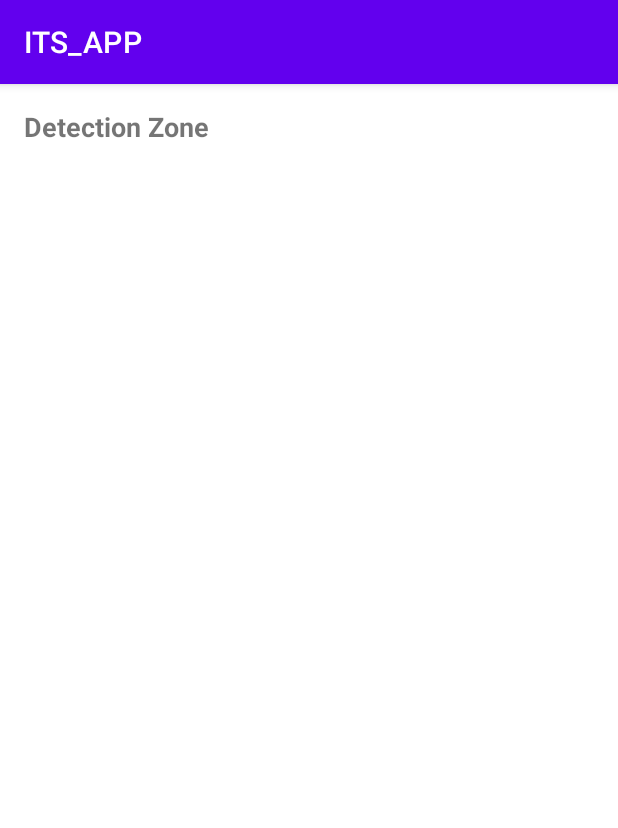
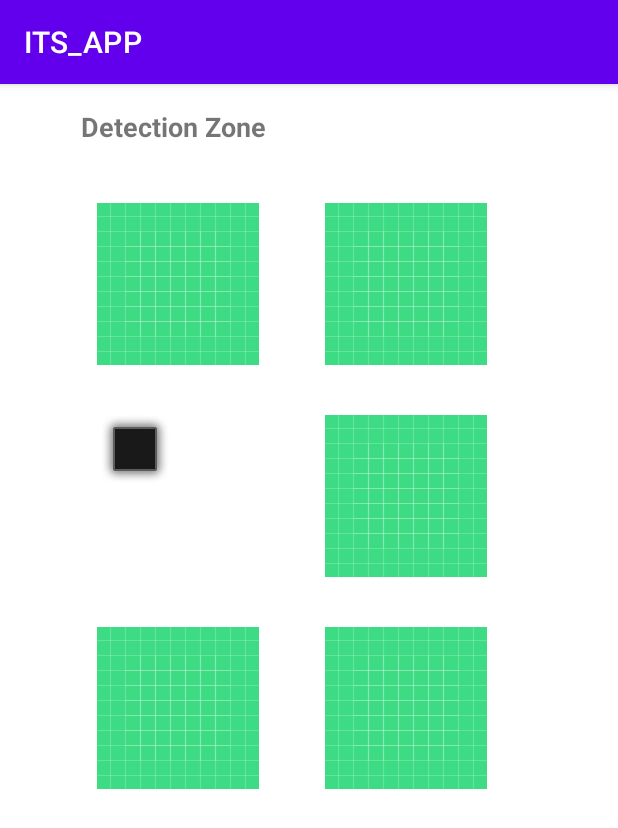
Before and after one commit to Martelao703/Traffic_Signs_Android_App, an Android app: the screen it shows after launch (MainActivity), on a phone screen of 412 x 824 dp. Shown: the top 828 px of the screen. Run offline under Robolectric (Android 15) with nearby library versions, the phone set to English and light mode, and no system bars.

Commit message:
start of images

```diff
--- a/app/src/main/java/com/example/its_app/MainActivity.java
+++ b/app/src/main/java/com/example/its_app/MainActivity.java
@@ -5,6 +5,7 @@ import android.content.pm.PackageManager;
 import android.location.Location;
 import android.location.LocationListener;
 import android.location.LocationManager;
+import android.media.Image;
 import android.os.Bundle;
 
 import androidx.annotation.NonNull;
@@ -19,6 +20,10 @@ import retrofit2.Callback;
 import retrofit2.Response;
 
 import android.util.Log;
+import android.widget.GridLayout;
+import android.widget.ImageView;
+import android.widget.LinearLayout;
+import android.widget.RelativeLayout;
 import android.widget.Toast;
 import android.Manifest;
 
@@ -42,6 +47,9 @@ public class MainActivity extends AppCompatActivity {
     private List<Rsu> RSUsInArea = null;
     private List<JsonAdapter> jsonAdaptersBuilt = new ArrayList<>();
 
+    //Lidar com as imagens
+    //private LinearLayout imageContainer;
+    private GridLayout imageContainer;
 
     @Override
     protected void onCreate(Bundle savedInstanceState) {
@@ -60,6 +68,15 @@ public class MainActivity extends AppCompatActivity {
             // Se tiver permissão, obter as coordenadas
             getLocation();
         }
+
+        imageContainer = findViewById(R.id.imageContainer);
+
+        addImage(R.drawable.ic_launcher_background);
+        addImage(R.drawable.ic_launcher_background);
+        addImage(android.R.drawable.alert_dark_frame);
+        addImage(R.drawable.ic_launcher_background);
+        addImage(R.drawable.ic_launcher_background);
+        addImage(R.drawable.ic_launcher_background);
 
         /*TextView textView = findViewById(R.id.RSU_data);
         textView.setText("RSU data: " + rsu.toString());*/
@@ -190,4 +207,35 @@ public class MainActivity extends AppCompatActivity {
             locationManager.requestLocationUpdates(LocationManager.GPS_PROVIDER, 500000, 5, locationListener);
         }
     }
+
+    private void addImage1(int resId) {
+        ImageView imageView = new ImageView(this);
+        imageView.setImageResource(resId);
+
+        LinearLayout.LayoutParams params = new LinearLayout.LayoutParams(
+                LinearLayout.LayoutParams.WRAP_CONTENT,
+                LinearLayout.LayoutParams.WRAP_CONTENT
+        );
+
+        // Centraliza a imagem horizontalmente
+        params.gravity = android.view.Gravity.CENTER_HORIZONTAL;
+        // Adiciona margens superior e inferior
+        params.setMargins(0, 16, 0, 16);
+
+        imageContainer.addView(imageView, params);
+    }
+    private void addImage(int resId) {
+        ImageView imageView = new ImageView(this);
+        imageView.setImageResource(resId);
+
+        GridLayout.LayoutParams params = new GridLayout.LayoutParams();
+        params.width = GridLayout.LayoutParams.WRAP_CONTENT;
+        params.height = GridLayout.LayoutParams.WRAP_CONTENT;
+
+        // Adiciona margens para espaçamento
+        params.setMargins(16, 10, 50, 40);
+
+        // Adiciona a imagem ao GridLayout
+        imageContainer.addView(imageView, params);
+    }
 }
--- a/app/src/main/res/layout/main_page_detection.xml
+++ b/app/src/main/res/layout/main_page_detection.xml
@@ -1,15 +1,10 @@
 <?xml version="1.0" encoding="utf-8"?>
-<androidx.constraintlayout.widget.ConstraintLayout xmlns:android="http://schemas.android.com/apk/res/android"
-    xmlns:app="http://schemas.android.com/apk/res-auto"
+<RelativeLayout xmlns:android="http://schemas.android.com/apk/res/android"
     xmlns:tools="http://schemas.android.com/tools"
     android:layout_width="match_parent"
-    android:layout_height="match_parent">
-
-    <LinearLayout
-        android:layout_width="match_parent"
     android:layout_height="match_parent"
-        android:orientation="vertical"
-        android:id="@+id/linearLayout">
+    android:gravity="center_horizontal"
+    tools:context=".MainActivity">
 
     <TextView
         android:id="@+id/view3"
@@ -21,5 +16,25 @@
         android:textSize="18sp"
         android:textStyle="bold" />
 
+    <!--<LinearLayout
+        android:id="@+id/imageContainer"
+        android:layout_width="match_parent"
+        android:layout_height="wrap_content"
+        android:orientation="vertical"
+        android:layout_below="@id/view3"
+        android:layout_marginTop="16dp"
+        android:padding="16dp">
     </LinearLayout>
-</androidx.constraintlayout.widget.ConstraintLayout>
+    -->
+
+    <GridLayout
+        android:id="@+id/imageContainer"
+        android:layout_width="wrap_content"
+        android:layout_height="match_parent"
+        android:layout_below="@id/view3"
+        android:layout_marginTop="16dp"
+        android:columnCount="2"
+        android:orientation="horizontal"
+        android:padding="16dp"></GridLayout>
+
+</RelativeLayout>
```
Also changed, not shown: app/src/main/java/com/example/its_app/notFound.png (added), app/src/main/java/com/example/its_app/signals/180px-Vienna_Convention_road_sign_B1-V1.svg.png (added), app/src/main/java/com/example/its_app/signals/180px-Vienna_Convention_road_sign_C14-V1-30.svg.png (added), app/src/main/java/com/example/its_app/signals/180px-Vienna_Convention_road_sign_C14-V1-40.svg.png (added), app/src/main/java/com/example/its_app/signals/180px-Vienna_Convention_road_sign_C14-V1-50.svg.png (added), app/src/main/java/com/example/its_app/signals/180px-Vienna_Convention_road_sign_E12aa-V1.svg.png (added). Lines whose indentation alone changed are shown as unchanged.
